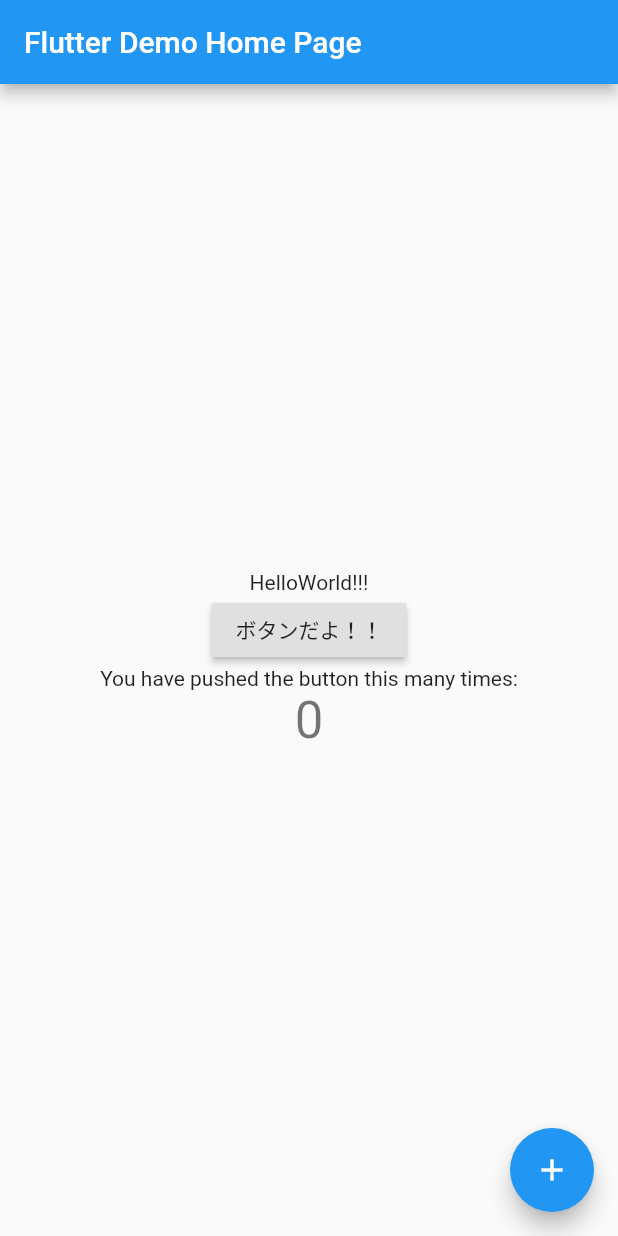
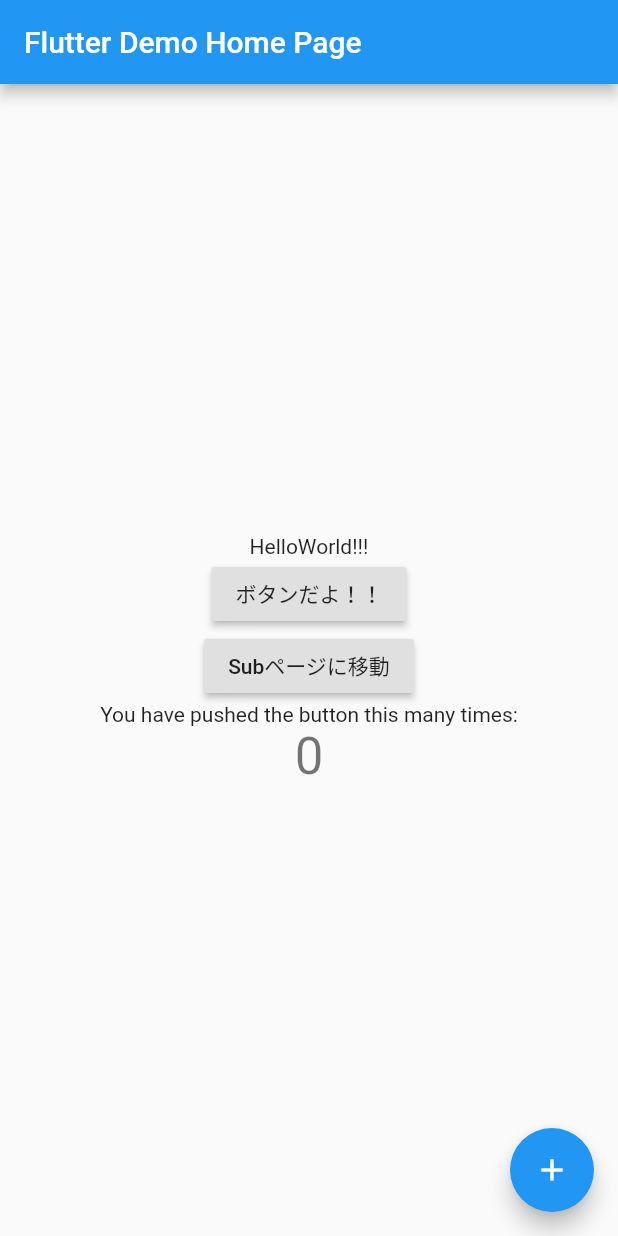
Before and after one commit to ppmasa8/DartPractice, a Flutter app: the screen it shows after launch, on a phone screen of 412 x 824 dp. Run offline on Flutter 3.47's test engine with Material 2 defaults, Android fonts, the phone set to English and light mode, and no system bars.

Commit message:
add subpage

```diff
--- a/lib/main.dart
+++ b/lib/main.dart
@@ -1,4 +1,5 @@
 import 'package:flutter/material.dart';
+import 'sub_container.dart';
 
 void main() {
   runApp(MyApp());
@@ -23,6 +24,9 @@ class MyApp extends StatelessWidget {
         primarySwatch: Colors.blue,
       ),
       home: MyHomePage(title: 'Flutter Demo Home Page'),
+      routes: <String, WidgetBuilder>{
+        '/sub': (BuildContext context) => (SubPage()),
+      },
     );
   }
 }
@@ -114,6 +118,11 @@ class _MyHomePageState extends State<MyHomePage> {
                   },
                   ),
             ),
+            RaisedButton(
+              splashColor: Colors.green,
+              child: Text('Subページに移動'),
+              onPressed: () => {Navigator.pushNamed(context, '/sub')},
+            ),
             Text(
               'You have pushed the button this many times:',
             ),
```
Also changed, not shown: lib/sub_container.dart (added, +18 -0 lines).
